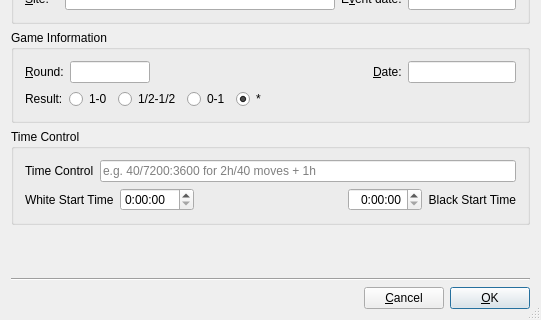
The window that src/gui/savedialog.ui (madnight/chessx) describes before a commit, drawn with Qt 5; both pictures show x 0 to 541 and y 183 to 503 of the 541 by 503 pixel window.
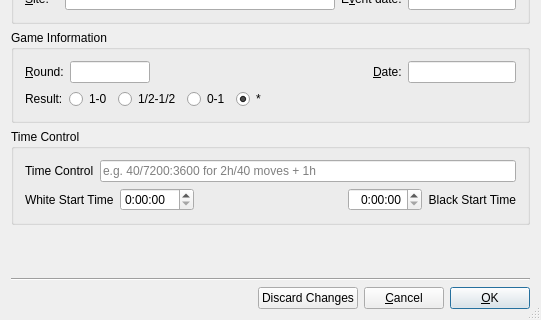
The same window after the commit.

Commit message: New feature: Saving a game can now be either cancelled (the new option) or the changes can be discarded (former function of button cancel).

```diff
--- a/src/gui/savedialog.ui
+++ b/src/gui/savedialog.ui
@@ -35,6 +35,13 @@
        </property>
       </spacer>
      </item>
+     <item>
+      <widget class="QPushButton" name="buttonDiscardChanges">
+       <property name="text">
+        <string>Discard Changes</string>
+       </property>
+      </widget>
+     </item>
      <item>
       <widget class="QPushButton" name="buttonCancel">
        <property name="text">
```
The commit also changes 4 other files.
